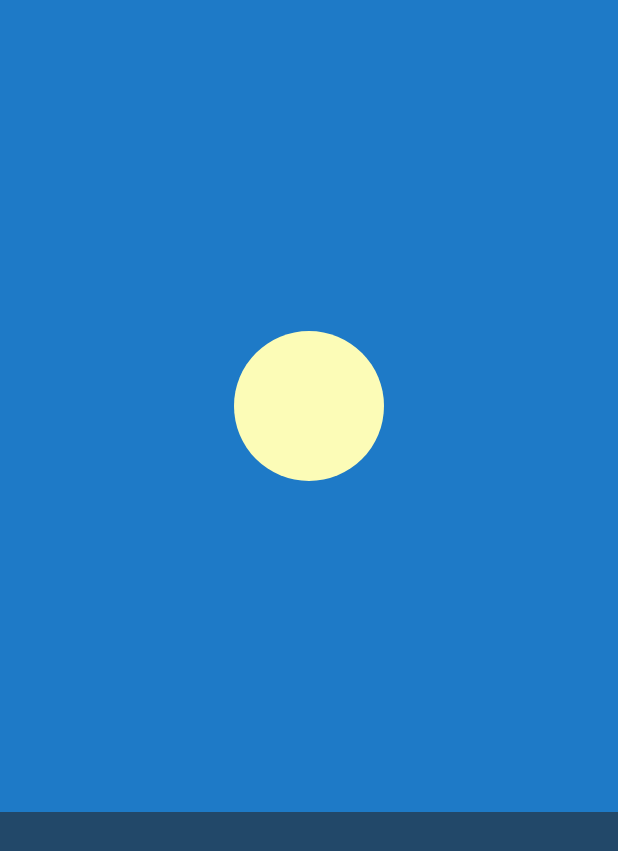
After one commit to Avdey87/Sunset, an Android app: the layout fragment_sunset.xml on its own in the app's theme, with its tools: preview values and no code run, on a phone screen of 412 x 824 dp. The commit adds this screen. Shown: the top 851 px of the screen. Run offline under Robolectric (Android 15) with nearby library versions, the phone set to English and light mode, and no system bars.

Commit message:
573 Простая анимация свойств

```diff
--- /dev/null
+++ b/app/src/main/res/drawable/sun.xml
@@ -0,0 +1,5 @@
+<?xml version="1.0" encoding="utf-8"?>
+<shape android:shape="oval"
+    xmlns:android="http://schemas.android.com/apk/res/android">
+    <solid android:color="@color/bright_sun" />
+</shape>
--- /dev/null
+++ b/app/src/main/res/layout/fragment_sunset.xml
@@ -0,0 +1,30 @@
+<?xml version="1.0" encoding="utf-8"?>
+<LinearLayout xmlns:android="http://schemas.android.com/apk/res/android"
+    android:layout_width="match_parent"
+    android:layout_height="match_parent"
+    android:orientation="vertical">
+
+    <FrameLayout
+        android:id="@+id/sky"
+        android:layout_width="match_parent"
+        android:layout_height="100dp"
+        android:layout_weight="0.61"
+        android:background="@color/blue_sky">
+
+        <ImageView
+            android:id="@+id/sun"
+            android:layout_width="100dp"
+            android:layout_height="100dp"
+            android:layout_gravity="center"
+            android:src="@drawable/sun" />
+
+    </FrameLayout>
+
+    <View
+        android:layout_width="match_parent"
+        android:layout_height="0dp"
+        android:layout_weight="0.39"
+        android:background="@color/sea" />
+
+
+</LinearLayout>
--- a/app/src/main/res/values/colors.xml
+++ b/app/src/main/res/values/colors.xml
@@ -1,6 +1,8 @@
 <?xml version="1.0" encoding="utf-8"?>
 <resources>
-    <color name="colorPrimary">#3F51B5</color>
-    <color name="colorPrimaryDark">#303F9F</color>
-    <color name="colorAccent">#FF4081</color>
+    <color name="bright_sun">#fcfcb7</color>
+    <color name="blue_sky">#1e7ac7</color>
+    <color name="sunset_sky">#ec8100</color>
+    <color name="night_sky">#05192e</color>
+    <color name="sea">#224869</color>
 </resources>
```
Also changed, not shown: app/src/main/java/com/aavdeev/sunset/SunsetActivity.java (+6 -4 lines), app/src/main/java/com/aavdeev/sunset/SunsetFragment.java (added, +24 -0 lines).
